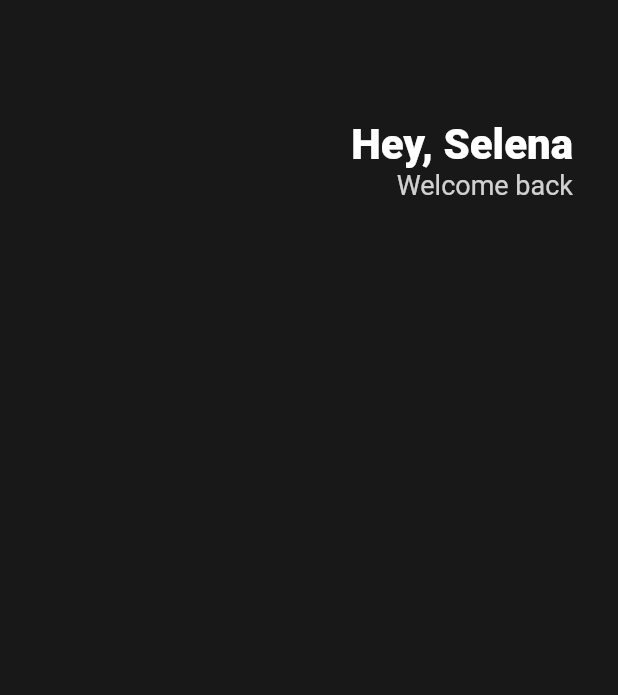
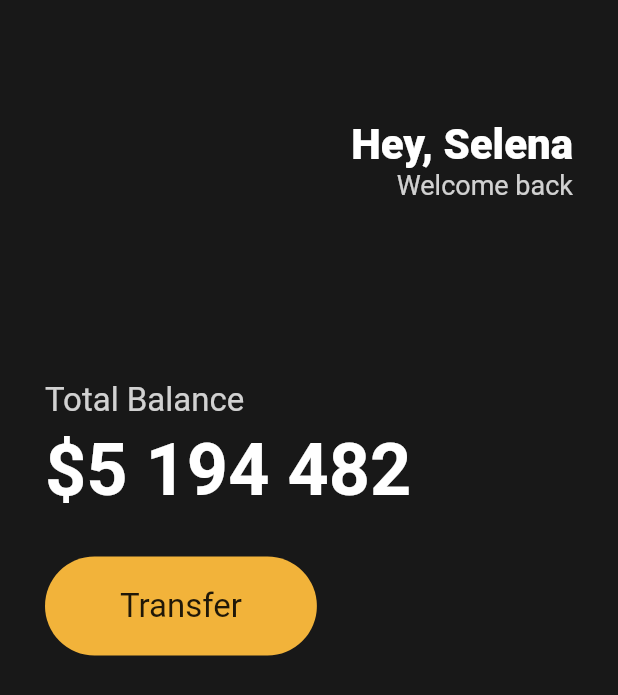
Before and after one commit to chmh0805/flutter-begginer-course, a Flutter app: the screen it shows after launch, on a phone screen of 412 x 824 dp. Shown: the top 695 px of the screen. Run offline on Flutter 3.47's test engine with Material 2 defaults, Android fonts, the phone set to English and light mode, and no system bars.

Commit message:
Feat: Make Buttons Section with just Container

```diff
--- a/lib/main.dart
+++ b/lib/main.dart
@@ -17,6 +17,7 @@ class App extends StatelessWidget {
               horizontal: 30,
             ),
             child: Column(
+              crossAxisAlignment: CrossAxisAlignment.start,
               children: [
                 SizedBox(
                   height: 80,
@@ -43,6 +44,52 @@ class App extends StatelessWidget {
                       ],
                     ),
                   ],
+                ),
+                SizedBox(
+                  height: 120,
+                ),
+                Text(
+                  "Total Balance",
+                  style: TextStyle(
+                    fontSize: 22,
+                    color: Colors.white.withOpacity(0.8),
+                  ),
+                ),
+                SizedBox(
+                  height: 5,
+                ),
+                Text(
+                  "\$5 194 482",
+                  style: TextStyle(
+                    fontSize: 48,
+                    fontWeight: FontWeight.w600,
+                    color: Colors.white,
+                  ),
+                ),
+                SizedBox(
+                  height: 30,
+                ),
+                Row(
+                  children: [
+                    Container(
+                      decoration: BoxDecoration(
+                        color: Color(0xFFF2B33A),
+                        borderRadius: BorderRadius.circular(45),
+                      ),
+                      child: Padding(
+                        padding: EdgeInsets.symmetric(
+                          vertical: 20,
+                          horizontal: 50,
+                        ),
+                        child: Text(
+                          "Transfer",
+                          style: TextStyle(
+                            fontSize: 22,
+                          ),
+                        ),
+                      ),
+                    )
+                  ],
                 )
               ],
             )),
```
Also changed, not shown: 1 other file.
